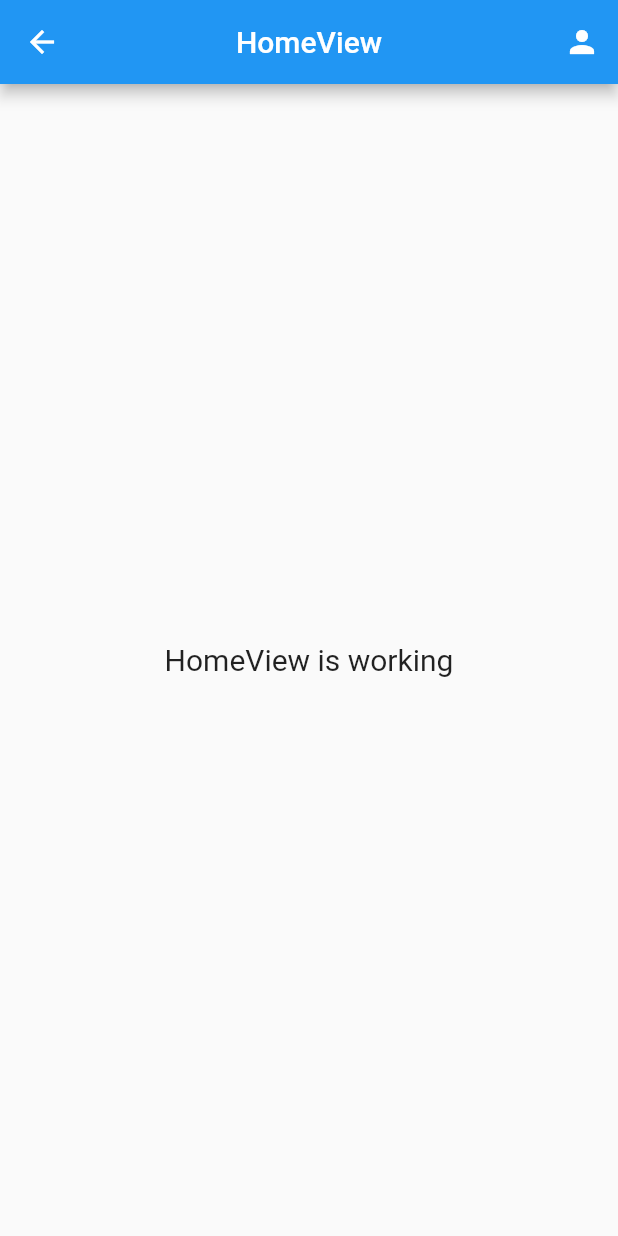
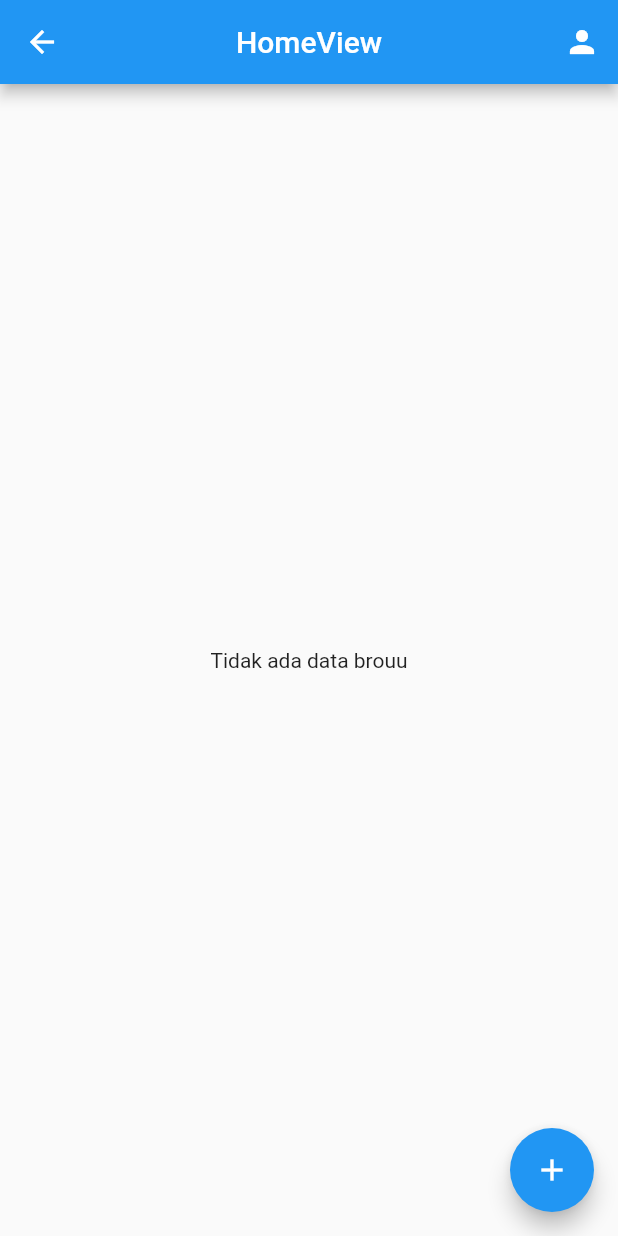
Before and after one commit to RifkyPahlevy/supabase_note, a Flutter app: the HomeView screen opened by its route, on a phone screen of 412 x 824 dp. Run offline on Flutter 3.47's test engine with Material 2 defaults, Android fonts, the phone set to English and light mode, and no system bars; our stand-ins replace get, supabase_flutter; accounts and stored records are empty.

Commit message:
fitur baru

```diff
--- /dev/null
+++ b/lib/app/data/models/notes_model.dart
@@ -0,0 +1,32 @@
+class Notes {
+  int? id;
+  int? userId;
+  String? title;
+  String? desc;
+  String? createdAt;
+
+  Notes({this.id, this.userId, this.title, this.desc, this.createdAt});
+
+  Notes.fromJson(Map<String, dynamic> json) {
+    id = json['id'];
+    userId = json['user_id'];
+    title = json['title'];
+    desc = json['desc'];
+    createdAt = json['created_at'];
+  }
+
+  Map<String, dynamic> toJson() {
+    final data = <String, dynamic>{};
+    data['id'] = id;
+    data['user_id'] = userId;
+    data['title'] = title;
+    data['desc'] = desc;
+    data['created_at'] = createdAt;
+    return data;
+  }
+
+  static List<Notes> fromJsonList(List? data) {
+    if (data?.length == 0 || data == null) return [];
+    return data.map((e) => Notes.fromJson(e)).toList();
+  }
+}
--- a/lib/app/modules/home/controllers/home_controller.dart
+++ b/lib/app/modules/home/controllers/home_controller.dart
@@ -1,3 +1,33 @@
 import 'package:get/get.dart';
+import 'package:supabase_flutter/supabase_flutter.dart';
+import 'package:supanote/app/data/models/notes_model.dart';
 
-class HomeController extends GetxController {}
+class HomeController extends GetxController {
+  RxList allNotes = List<Notes>.empty().obs;
+  SupabaseClient client = Supabase.instance.client;
+  Future<void> getAllNotes() async {
+    PostgrestResponse<dynamic> res = await client
+        .from("users")
+        .select("id")
+        .match({"uid": client.auth.currentUser!.id}).execute();
+
+    int id = (res.data as List).first["id"];
+
+    PostgrestResponse<dynamic> notes =
+        await client.from("notes").select().match({
+      "user_id": id,
+    }).execute();
+
+    var dataNotes = Notes.fromJsonList((notes.data as List));
+
+    allNotes(dataNotes);
+    allNotes.refresh();
+  }
+
+  Future<void> deleteNote(int id) async {
+    await client.from("notes").delete().match({
+      "id": id,
+    }).execute();
+    getAllNotes();
+  }
+}
--- a/lib/app/modules/home/views/home_view.dart
+++ b/lib/app/modules/home/views/home_view.dart
@@ -4,6 +4,7 @@ import 'package:get/get.dart';
 import 'package:supanote/app/routes/app_pages.dart';
 
 import '../../../controllers/auth_controller.dart';
+import '../../../data/models/notes_model.dart';
 import '../controllers/home_controller.dart';
 
 class HomeView extends GetView<HomeController> {
@@ -28,11 +29,41 @@ class HomeView extends GetView<HomeController> {
               icon: Icon(Icons.person))
         ],
       ),
-      body: Center(
-        child: Text(
-          'HomeView is working',
-          style: TextStyle(fontSize: 20),
-        ),
+      body: FutureBuilder(
+          future: controller.getAllNotes(),
+          builder: (context, snap) {
+            if (snap.connectionState == ConnectionState.waiting) {
+              return Center(
+                child: CircularProgressIndicator(),
+              );
+            }
+            return Obx(() => controller.allNotes.length == 0
+                ? Center(
+                    child: Text("Tidak ada data brouu"),
+                  )
+                : ListView.builder(
+                    itemCount: controller.allNotes.length,
+                    itemBuilder: (context, index) {
+                      Notes note = controller.allNotes[index];
+                      return ListTile(
+                        onTap: () => Get.toNamed(Routes.EDIT, arguments: note),
+                        title: Text("${note.title}"),
+                        subtitle: Text('${note.desc}'),
+                        leading: CircleAvatar(
+                          child: Text('${note.id}'),
+                        ),
+                        trailing: IconButton(
+                            onPressed: () {
+                              controller.deleteNote(note.id!);
+                            },
+                            icon: Icon(Icons.delete)),
+                      );
+                    },
+                  ));
+          }),
+      floatingActionButton: FloatingActionButton(
+        onPressed: () => Get.toNamed(Routes.ADD_NOTE),
+        child: Icon(Icons.add),
       ),
     );
   }
--- a/lib/app/modules/profile/controllers/profile_controller.dart
+++ b/lib/app/modules/profile/controllers/profile_controller.dart
@@ -34,7 +34,7 @@ class ProfileController extends GetxController {
         .format(DateTime.parse(client.auth.currentUser!.lastSignInAt!));
   }
 
-  void updateProfile() async {
+  Future<void> updateProfile() async {
     isLoading.value = true;
     if (nameC.text.isNotEmpty) {
       await client.from("users").update({
@@ -44,18 +44,20 @@ class ProfileController extends GetxController {
       if (passC.text.isNotEmpty) {
         if (passC.text.length > 6) {
           try {
+            print(passC.text);
             await client.auth.api.updateUser(
               client.auth.currentSession!.accessToken,
               UserAttributes(password: passC.text),
             );
           } catch (e) {
             Get.snackbar("Terjadi Kesalahan", "$e");
+            print(e);
           }
         } else {
           Get.snackbar("Alert", "Password kurang dari 6 karakter");
         }
+        isLoading.value = false;
       }
-      isLoading.value = false;
     }
   }
 }
--- a/lib/app/modules/profile/views/profile_view.dart
+++ b/lib/app/modules/profile/views/profile_view.dart
@@ -72,12 +72,12 @@ class ProfileView extends GetView<ProfileController> {
               height: 20,
             ),
             ElevatedButton(
-                onPressed: () {
+                onPressed: () async {
                   if (controller.isLoading.isFalse) {
-                    controller.updateProfile();
+                    await controller.updateProfile();
 
                     if (controller.passC.text.isNotEmpty) {
-                      controller.logOut();
+                      await controller.logOut();
                       authC.reset();
                       Get.offAllNamed(Routes.LOGIN);
                     }
--- a/lib/app/routes/app_routes.dart
+++ b/lib/app/routes/app_routes.dart
@@ -9,6 +9,8 @@ abstract class Routes {
   static const LOGIN = _Paths.LOGIN;
   static const REGISTER = _Paths.REGISTER;
   static const PROFILE = _Paths.PROFILE;
+  static const ADD_NOTE = _Paths.ADD_NOTE;
+  static const EDIT = _Paths.EDIT;
 }
 
 abstract class _Paths {
@@ -17,4 +19,6 @@ abstract class _Paths {
   static const LOGIN = '/login';
   static const REGISTER = '/register';
   static const PROFILE = '/profile';
+  static const ADD_NOTE = '/add-note';
+  static const EDIT = '/edit';
 }
```
Also changed, not shown: assets/models/notes.json (added, +7 -0 lines), lib/app/modules/add_note/bindings/add_note_binding.dart (added, +12 -0 lines), lib/app/modules/add_note/controllers/add_note_controller.dart (added, +32 -0 lines), lib/app/modules/add_note/views/add_note_view.dart (added, +59 -0 lines), lib/app/modules/edit/bindings/edit_binding.dart (added, +12 -0 lines), lib/app/modules/edit/controllers/edit_controller.dart (added, +22 -0 lines), lib/app/modules/edit/views/edit_view.dart (added, +62 -0 lines), lib/app/routes/app_pages.dart (+14 -0 lines).
